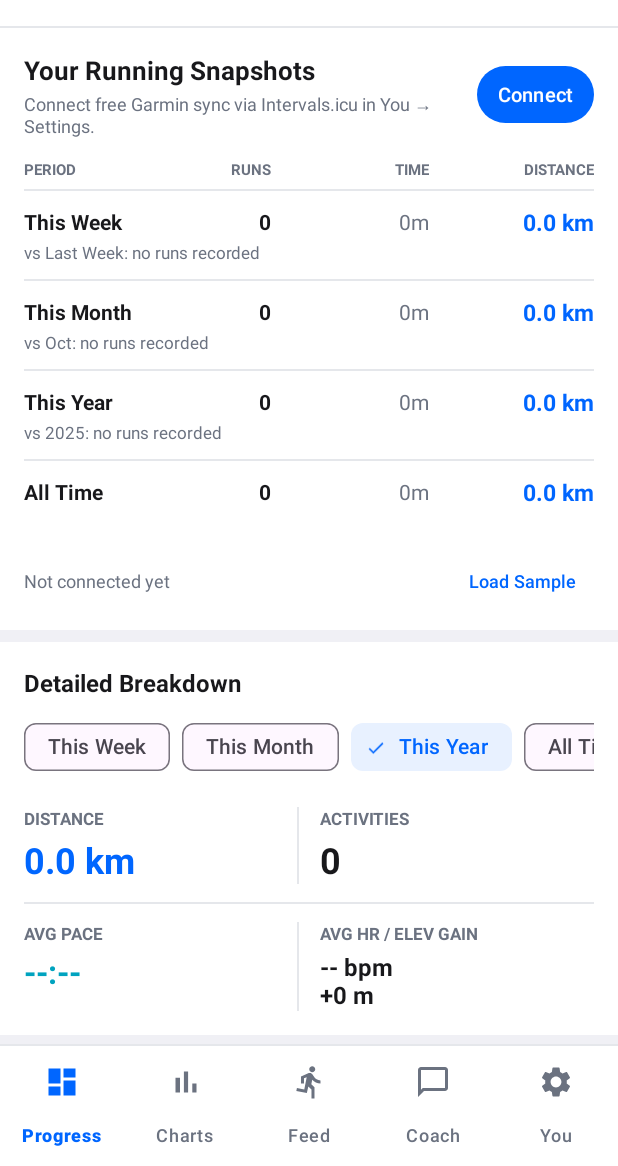
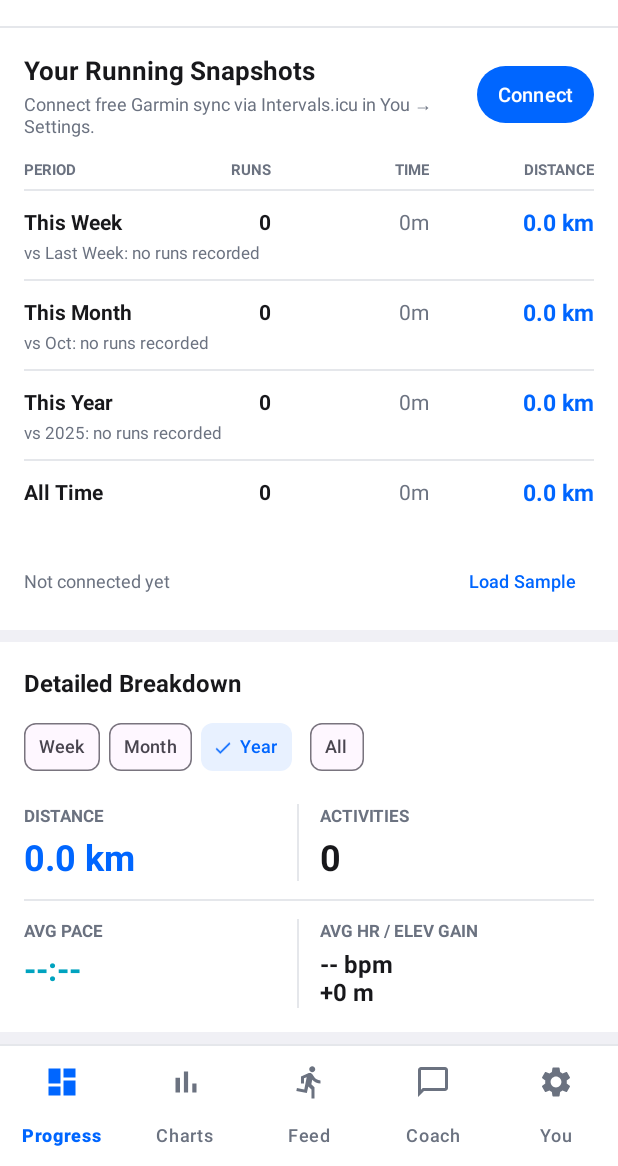
Before and after one commit to tfjackson2000-sudo/running-stats, an Android app: the screen it shows after launch (MainActivity), on a phone screen of 412 x 824 dp, the part 70-1236 px from its top. Run offline under Robolectric (Android 15) with nearby library versions, the phone set to English and light mode, and no system bars.

Commit message:
Compact Detailed Breakdown period pills to fit on one mobile row

```diff
--- a/app/src/main/res/layout/fragment_dashboard.xml
+++ b/app/src/main/res/layout/fragment_dashboard.xml
@@ -450,17 +450,13 @@
                     android:textSize="16sp"
                     android:textStyle="bold" />
 
-                <HorizontalScrollView
+                <com.google.android.material.chip.ChipGroup
+                    android:id="@+id/chipGroupPeriod"
                     android:layout_width="match_parent"
                     android:layout_height="wrap_content"
                     android:layout_marginTop="8dp"
-                    android:layout_marginBottom="12dp"
-                    android:scrollbars="none">
-
-                    <com.google.android.material.chip.ChipGroup
-                        android:id="@+id/chipGroupPeriod"
-                        android:layout_width="wrap_content"
-                        android:layout_height="wrap_content"
+                    android:layout_marginBottom="10dp"
+                    app:chipSpacingHorizontal="6dp"
                     app:selectionRequired="true"
                     app:singleLine="true"
                     app:singleSelection="true">
@@ -470,14 +466,24 @@
                         style="@style/Widget.Material3.Chip.Filter"
                         android:layout_width="wrap_content"
                         android:layout_height="wrap_content"
-                            android:text="This Week" />
+                        android:text="Week"
+                        android:textSize="12sp"
+                        app:chipEndPadding="6dp"
+                        app:chipStartPadding="6dp"
+                        app:textEndPadding="4dp"
+                        app:textStartPadding="4dp" />
 
                     <com.google.android.material.chip.Chip
                         android:id="@+id/chipThisMonth"
                         style="@style/Widget.Material3.Chip.Filter"
                         android:layout_width="wrap_content"
                         android:layout_height="wrap_content"
-                            android:text="This Month" />
+                        android:text="Month"
+                        android:textSize="12sp"
+                        app:chipEndPadding="6dp"
+                        app:chipStartPadding="6dp"
+                        app:textEndPadding="4dp"
+                        app:textStartPadding="4dp" />
 
                     <com.google.android.material.chip.Chip
                         android:id="@+id/chipThisYear"
@@ -485,16 +491,25 @@
                         android:layout_width="wrap_content"
                         android:layout_height="wrap_content"
                         android:checked="true"
-                            android:text="This Year" />
+                        android:text="Year"
+                        android:textSize="12sp"
+                        app:chipEndPadding="6dp"
+                        app:chipStartPadding="6dp"
+                        app:textEndPadding="4dp"
+                        app:textStartPadding="4dp" />
 
                     <com.google.android.material.chip.Chip
                         android:id="@+id/chipAllTime"
                         style="@style/Widget.Material3.Chip.Filter"
                         android:layout_width="wrap_content"
                         android:layout_height="wrap_content"
-                            android:text="All Time" />
+                        android:text="All"
+                        android:textSize="12sp"
+                        app:chipEndPadding="6dp"
+                        app:chipStartPadding="6dp"
+                        app:textEndPadding="4dp"
+                        app:textStartPadding="4dp" />
                 </com.google.android.material.chip.ChipGroup>
-                </HorizontalScrollView>
 
                 <!-- 2x2 Strava Stat Grid with Hairline Dividers -->
                 <LinearLayout
```
Also changed, not shown: 2 other files. Lines whose indentation alone changed are shown as unchanged.
